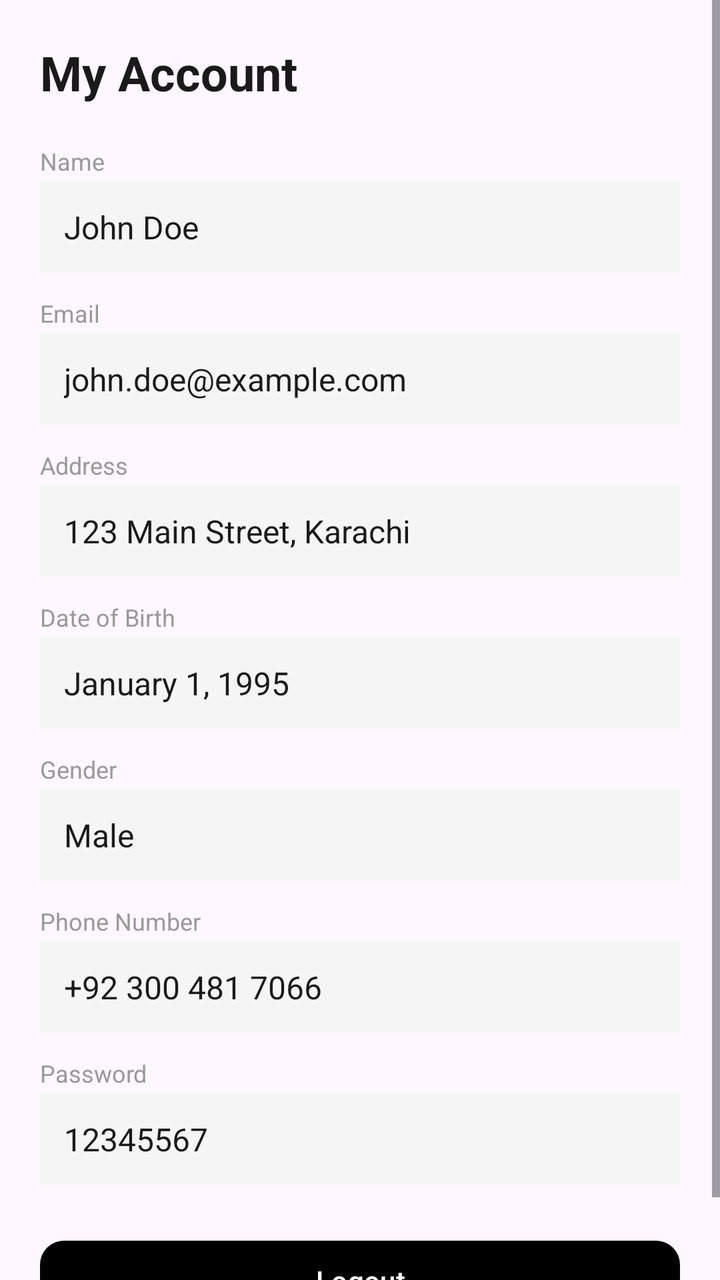
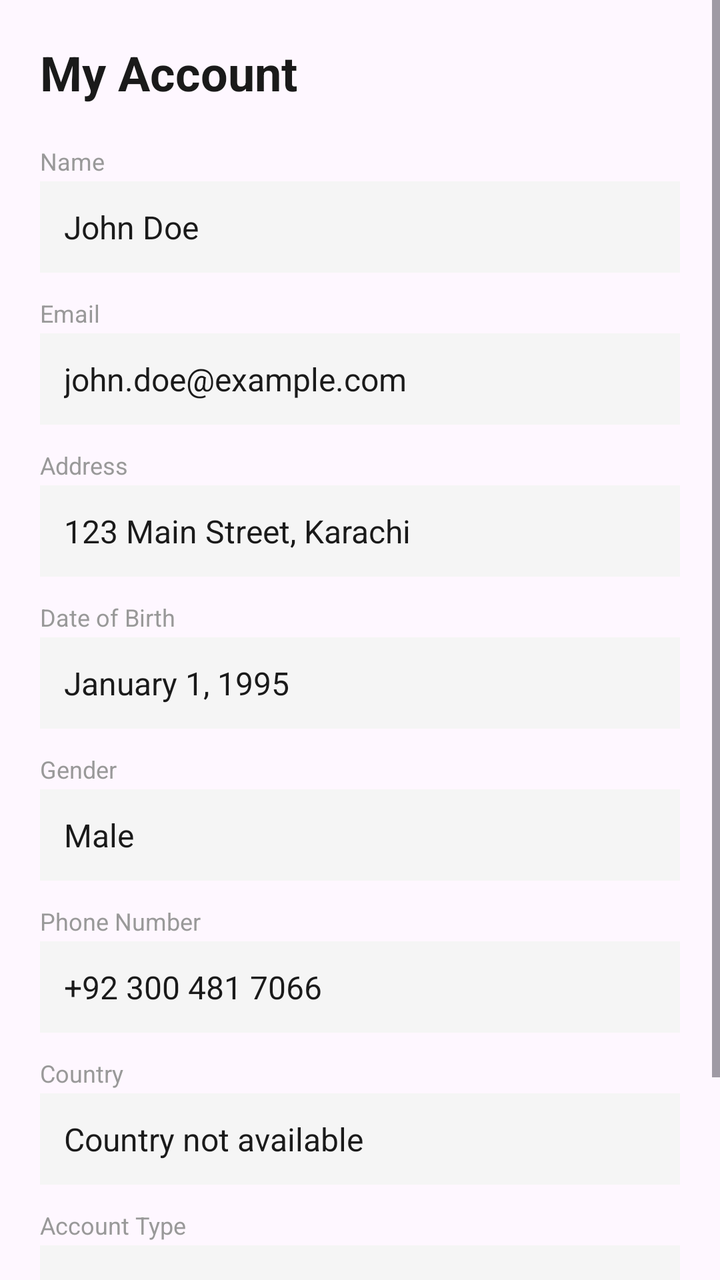

Compare the two renders of this Android layout. The source of the first and the diff that turns it into the second are given below.
<!-- AndroidManifest.xml: application theme Theme.Mid1 -->
<!-- res/layout/fragment_account.xml -->
<?xml version="1.0" encoding="utf-8"?>
<ScrollView xmlns:android="http://schemas.android.com/apk/res/android"
    xmlns:app="http://schemas.android.com/apk/res-auto"
    xmlns:tools="http://schemas.android.com/tools"
    android:layout_width="match_parent"
    android:layout_height="match_parent"
    tools:context=".AccountFragment">

    <LinearLayout
        android:layout_width="match_parent"
        android:layout_height="wrap_content"
        android:orientation="vertical"
        android:padding="20dp">

        <TextView
            android:layout_width="match_parent"
            android:layout_height="wrap_content"
            android:text="My Account"
            android:textSize="24sp"
            android:textStyle="bold"
            android:textColor="@color/text_primary"
            android:layout_marginBottom="20dp" />

        <TextView
            android:layout_width="match_parent"
            android:layout_height="wrap_content"
            android:text="Name"
            android:textSize="12sp"
            android:textColor="@color/text_secondary"
            android:layout_marginBottom="2dp" />
        <TextView
            android:id="@+id/tv_account_name"
            android:layout_width="match_parent"
            android:layout_height="wrap_content"
            android:text="@string/account_name"
            android:textSize="16sp"
            android:textColor="@color/text_primary"
            android:padding="12dp"
            android:background="@color/card_bg"
            android:layout_marginBottom="12dp" />

        <TextView
            android:layout_width="match_parent"
            android:layout_height="wrap_content"
            android:text="Email"
            android:textSize="12sp"
            android:textColor="@color/text_secondary"
            android:layout_marginBottom="2dp" />
        <TextView
            android:id="@+id/tv_account_email"
            android:layout_width="match_parent"
            android:layout_height="wrap_content"
            android:text="@string/account_email"
            android:textSize="16sp"
            android:textColor="@color/text_primary"
            android:padding="12dp"
            android:background="@color/card_bg"
            android:layout_marginBottom="12dp" />

        <TextView
            android:layout_width="match_parent"
            android:layout_height="wrap_content"
            android:text="Address"
            android:textSize="12sp"
            android:textColor="@color/text_secondary"
            android:layout_marginBottom="2dp" />
        <TextView
            android:id="@+id/tv_account_address"
            android:layout_width="match_parent"
            android:layout_height="wrap_content"
            android:text="@string/account_address"
            android:textSize="16sp"
            android:textColor="@color/text_primary"
            android:padding="12dp"
            android:background="@color/card_bg"
            android:layout_marginBottom="12dp" />

        <TextView
            android:layout_width="match_parent"
            android:layout_height="wrap_content"
            android:text="Date of Birth"
            android:textSize="12sp"
            android:textColor="@color/text_secondary"
            android:layout_marginBottom="2dp" />
        <TextView
            android:id="@+id/tv_account_dob"
            android:layout_width="match_parent"
            android:layout_height="wrap_content"
            android:text="@string/account_dob"
            android:textSize="16sp"
            android:textColor="@color/text_primary"
            android:padding="12dp"
            android:background="@color/card_bg"
            android:layout_marginBottom="12dp" />

        <TextView
            android:layout_width="match_parent"
            android:layout_height="wrap_content"
            android:text="Gender"
            android:textSize="12sp"
            android:textColor="@color/text_secondary"
            android:layout_marginBottom="2dp" />
        <TextView
            android:id="@+id/tv_account_gender"
            android:layout_width="match_parent"
            android:layout_height="wrap_content"
            android:text="@string/account_gender"
            android:textSize="16sp"
            android:textColor="@color/text_primary"
            android:padding="12dp"
            android:background="@color/card_bg"
            android:layout_marginBottom="12dp" />

        <TextView
            android:layout_width="match_parent"
            android:layout_height="wrap_content"
            android:text="Phone Number"
            android:textSize="12sp"
            android:textColor="@color/text_secondary"
            android:layout_marginBottom="2dp" />
        <TextView
            android:id="@+id/tv_account_phone"
            android:layout_width="match_parent"
            android:layout_height="wrap_content"
            android:text="@string/account_phone"
            android:textSize="16sp"
            android:textColor="@color/text_primary"
            android:padding="12dp"
            android:background="@color/card_bg"
            android:layout_marginBottom="12dp" />

        <TextView
            android:layout_width="match_parent"
            android:layout_height="wrap_content"
            android:text="Password"
            android:textSize="12sp"
            android:textColor="@color/text_secondary"
            android:layout_marginBottom="2dp" />
        <TextView
            android:id="@+id/tv_account_password"
            android:layout_width="match_parent"
            android:layout_height="wrap_content"
            android:text="@string/password"
            android:textSize="16sp"
            android:textColor="@color/text_primary"
            android:padding="12dp"
            android:background="@color/card_bg"
            android:layout_marginBottom="24dp" />

        <com.google.android.material.button.MaterialButton
            android:id="@+id/btn_account_logout"
            android:layout_width="match_parent"
            android:layout_height="wrap_content"
            android:text="@string/logout"
            android:textColor="@color/white"
            app:backgroundTint="@color/black"
            app:cornerRadius="12dp" />

    </LinearLayout>

</ScrollView>
<!-- resources referenced by this layout -->
<resources>
  <color name="black">#FF000000</color>
  <color name="card_bg">#F5F5F5</color>
  <color name="text_primary">#1A1A1A</color>
  <color name="text_secondary">#999999</color>
  <color name="white">#FFFFFFFF</color>
  <string name="account_address">123 Main Street, Karachi</string>
  <string name="account_dob">January 1, 1995</string>
  <string name="account_email">john.doe@example.com</string>
  <string name="account_gender">Male</string>
  <string name="account_name">John Doe</string>
  <string name="account_phone">+92 300 481 7066</string>
  <string name="logout">Logout</string>
  <string name="password">12345567</string>
  <style name="Theme.Mid1" parent="Base.Theme.Mid1" />
  <style name="Base.Theme.Mid1" parent="Theme.Material3.DayNight.NoActionBar">
          
          
      </style>
</resources>

<!-- the commit's change to res/layout/fragment_account.xml (unified diff, before → after) -->
@@ -132,20 +132,45 @@
         <TextView
             android:layout_width="match_parent"
             android:layout_height="wrap_content"
-            android:text="Password"
+            android:text="Country"
             android:textSize="12sp"
             android:textColor="@color/text_secondary"
             android:layout_marginBottom="2dp" />
         <TextView
-            android:id="@+id/tv_account_password"
+            android:id="@+id/tv_account_country"
             android:layout_width="match_parent"
             android:layout_height="wrap_content"
-            android:text="@string/password"
+            android:text="Country not available"
+            android:textSize="16sp"
+            android:textColor="@color/text_primary"
+            android:padding="12dp"
+            android:background="@color/card_bg"
+            android:layout_marginBottom="12dp" />
+
+        <TextView
+            android:layout_width="match_parent"
+            android:layout_height="wrap_content"
+            android:text="Account Type"
+            android:textSize="12sp"
+            android:textColor="@color/text_secondary"
+            android:layout_marginBottom="2dp" />
+        <TextView
+            android:id="@+id/tv_account_type"
+            android:layout_width="match_parent"
+            android:layout_height="wrap_content"
+            android:text="Buyer"
             android:textSize="16sp"
             android:textColor="@color/text_primary"
             android:padding="12dp"
             android:background="@color/card_bg"
             android:layout_marginBottom="24dp" />
+
+        <ProgressBar
+            android:id="@+id/progressBar_account"
+            android:layout_width="wrap_content"
+            android:layout_height="wrap_content"
+            android:layout_gravity="center"
+            android:visibility="gone" />
 
         <com.google.android.material.button.MaterialButton
             android:id="@+id/btn_account_logout"
<!-- resource entries referenced after the edit -->
@@ -12,7 +12,6 @@
   <string name="account_name">John Doe</string>
   <string name="account_phone">+92 300 481 7066</string>
   <string name="logout">Logout</string>
-  <string name="password">12345567</string>
   <style name="Theme.Mid1" parent="Base.Theme.Mid1" />
   <style name="Base.Theme.Mid1" parent="Theme.Material3.DayNight.NoActionBar">
           
